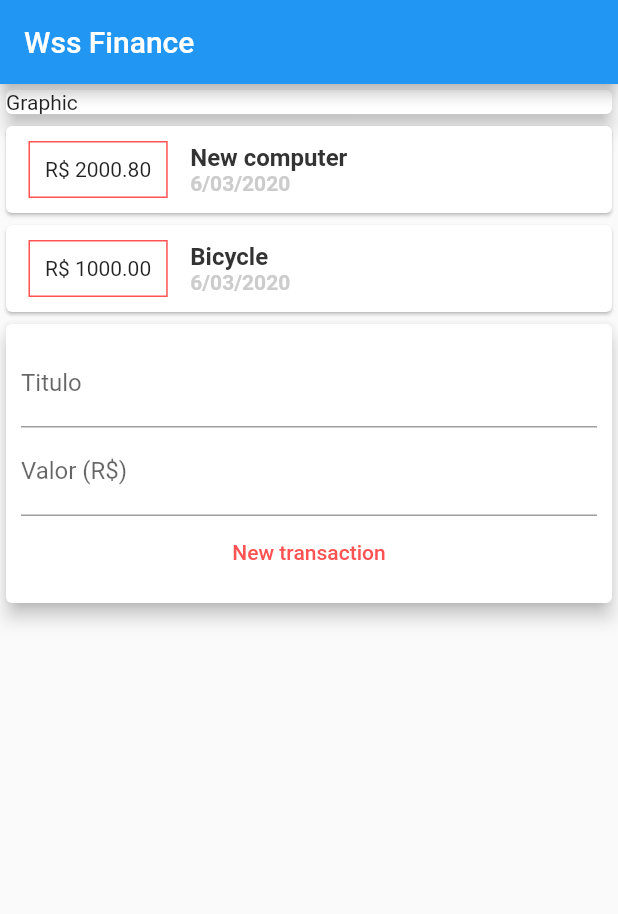
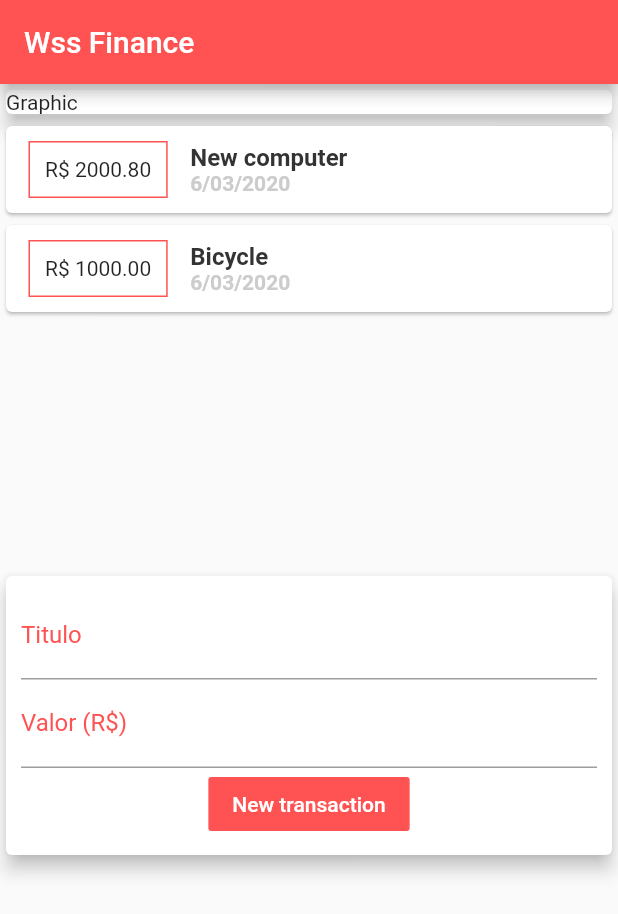
Before and after one commit to wendelsodres/flutter_wss_finance, a Flutter app: the screen it shows after launch, after a tap on "New transaction", on a phone screen of 412 x 824 dp. Shown: the top 914 px of the screen. Run offline on Flutter 3.47's test engine with Material 2 defaults, Android fonts, the phone set to English and light mode, and no system bars.

```diff
--- /dev/null
+++ b/lib/components/transaction_form.dart
@@ -0,0 +1,54 @@
+import 'package:flutter/material.dart';
+
+class TransactionForm extends StatelessWidget {
+  final titleController = TextEditingController();
+  final valueController = TextEditingController();
+
+  final void Function(String, double) onSubmit;
+
+  TransactionForm(this.onSubmit);
+
+  _submitForm() {
+    final title = titleController.text;
+    final value = double.tryParse(valueController.text) ?? 0.0;
+    if (title.isEmpty || value <= 0) {
+      return;
+    }
+    onSubmit(title, value);
+  }
+
+  @override
+  Widget build(BuildContext context) {
+    return Card(
+      elevation: 5,
+      child: Padding(
+        padding: const EdgeInsets.all(10),
+        child: Column(
+          children: <Widget>[
+            TextField(
+              controller: titleController,
+              onSubmitted: (_) => _submitForm(),
+              decoration: InputDecoration(
+                labelText: 'Titulo',
+              ),
+            ),
+            TextField(
+              controller: valueController,
+              keyboardType: TextInputType.numberWithOptions(decimal: true),
+              onSubmitted: (_) => _submitForm(),
+              decoration: InputDecoration(
+                labelText: 'Valor (R\$)',
+              ),
+            ),
+            FlatButton(
+              child: Text('New transaction'),
+              textColor: Colors.white,
+              color: Colors.redAccent,
+              onPressed: _submitForm,
+            ),
+          ],
+        ),
+      ),
+    );
+  }
+}
--- /dev/null
+++ b/lib/components/transaction_list.dart
@@ -0,0 +1,57 @@
+import 'package:flutter/material.dart';
+import '../models/transaction.dart';
+import 'package:intl/intl.dart';
+
+class TransactionList extends StatelessWidget {
+  final List<Transaction> transactions;
+
+  TransactionList(this.transactions);
+
+  @override
+  Widget build(BuildContext context) {
+    return Container(
+      height: 300,
+      child: ListView.builder(
+        itemCount: transactions.length,
+        itemBuilder: (context, index) {
+          final tr = transactions[index];
+          return Card(
+              child: Row(
+            children: <Widget>[
+              Container(
+                margin: EdgeInsets.symmetric(horizontal: 15, vertical: 10),
+                decoration: BoxDecoration(
+                  border: Border.all(
+                    color: Colors.redAccent,
+                    width: 1,
+                  ),
+                ),
+                padding: EdgeInsets.all(10),
+                child: Text('R\$ ${tr.value.toStringAsFixed(2)}'),
+              ),
+              Column(
+                crossAxisAlignment: CrossAxisAlignment.start,
+                children: <Widget>[
+                  Text(
+                    tr.title,
+                    style: TextStyle(
+                        fontSize: 16,
+                        fontWeight: FontWeight.bold,
+                        color: Color(0xFF333333)),
+                  ),
+                  Text(
+                    DateFormat('d/MM/y').format(tr.date),
+                    style: TextStyle(
+                      fontWeight: FontWeight.bold,
+                      color: Color(0xFFCCCCCC),
+                    ),
+                  ),
+                ],
+              )
+            ],
+          ));
+        },
+      ),
+    );
+  }
+}
--- /dev/null
+++ b/lib/components/transaction_user.dart
@@ -0,0 +1,51 @@
+import 'dart:math';
+
+import 'package:flutter/material.dart';
+import 'transaction_form.dart';
+import 'transaction_list.dart';
+import '../models/transaction.dart';
+
+class TransactionUser extends StatefulWidget {
+  @override
+  _TransactionUserState createState() => _TransactionUserState();
+}
+
+class _TransactionUserState extends State<TransactionUser> {
+  final _transactions = [
+    Transaction(
+      id: 't1',
+      title: 'New computer',
+      value: 2000.80,
+      date: DateTime.now(),
+    ),
+    Transaction(
+      id: 't2',
+      title: 'Bicycle',
+      value: 1000.00,
+      date: DateTime.now(),
+    )
+  ];
+
+  _addTransaction(String title, double value) {
+    final newTransaction = Transaction(
+      id: Random().nextDouble().toString(),
+      title: title,
+      value: value,
+      date: DateTime.now(),
+    );
+
+    setState(() {
+      _transactions.add(newTransaction);
+    });
+  }
+
+  @override
+  Widget build(BuildContext context) {
+    return Column(
+      children: <Widget>[
+        TransactionList(_transactions),
+        TransactionForm(_addTransaction),
+      ],
+    );
+  }
+}
--- a/lib/main.dart
+++ b/lib/main.dart
@@ -1,6 +1,5 @@
 import 'package:flutter/material.dart';
-import './models/transaction.dart';
-import 'package:intl/intl.dart';
+import 'components/transaction_user.dart';
 
 void main() => runApp(WssFinance());
 
@@ -8,6 +7,8 @@ class WssFinance extends StatelessWidget {
   @override
   Widget build(BuildContext context) {
     return MaterialApp(
+      theme: ThemeData(
+          primaryColor: Colors.redAccent, hintColor: Colors.redAccent),
       debugShowCheckedModeBanner: false,
       home: HomePage(),
     );
@@ -15,28 +16,15 @@ class WssFinance extends StatelessWidget {
 }
 
 class HomePage extends StatelessWidget {
-  final _transactions = [
-    Transaction(
-      id: 't1',
-      title: 'New computer',
-      value: 2000.80,
-      date: DateTime.now(),
-    ),
-    Transaction(
-      id: 't2',
-      title: 'Bicycle',
-      value: 1000.00,
-      date: DateTime.now(),
-    )
-  ];
-
   @override
   Widget build(BuildContext context) {
     return Scaffold(
         appBar: AppBar(
           title: Text('Wss Finance'),
+          backgroundColor: Colors.redAccent,
         ),
-        body: Column(
+        body: SingleChildScrollView(
+          child: Column(
             crossAxisAlignment: CrossAxisAlignment.stretch,
             children: <Widget>[
               Container(
@@ -46,72 +34,9 @@ class HomePage extends StatelessWidget {
                   elevation: 5,
                 ),
               ),
-            Column(
-              children: _transactions.map((tr) {
-                return Card(
-                    child: Row(
-                  children: <Widget>[
-                    Container(
-                      margin:
-                          EdgeInsets.symmetric(horizontal: 15, vertical: 10),
-                      decoration: BoxDecoration(
-                        border: Border.all(
-                          color: Colors.redAccent,
-                          width: 1,
-                        ),
-                      ),
-                      padding: EdgeInsets.all(10),
-                      child: Text('R\$ ${tr.value.toStringAsFixed(2)}'),
-                    ),
-                    Column(
-                      crossAxisAlignment: CrossAxisAlignment.start,
-                      children: <Widget>[
-                        Text(
-                          tr.title,
-                          style: TextStyle(
-                              fontSize: 16,
-                              fontWeight: FontWeight.bold,
-                              color: Color(0xFF333333)),
-                        ),
-                        Text(
-                          DateFormat('d/MM/y').format(tr.date),
-                          style: TextStyle(
-                            fontWeight: FontWeight.bold,
-                            color: Color(0xFFCCCCCC),
-                          ),
-                        ),
-                      ],
-                    )
-                  ],
-                ));
-              }).toList(),
-            ),
-            Card(
-              elevation: 5,
-              child: Padding(
-                padding: const EdgeInsets.all(10),
-                child: Column(
-                  children: <Widget>[
-                    TextField(
-                      decoration: InputDecoration(
-                        labelText: 'Titulo',
-                      ),
-                    ),
-                    TextField(
-                      decoration: InputDecoration(
-                        labelText: 'Valor (R\$)',
-                      ),
-                    ),
-                    FlatButton(
-                      child: Text('New transaction'),
-                      textColor: Colors.redAccent,
-                      onPressed: (){},
-                    )
+              TransactionUser(),
             ],
           ),
-              ),
-            ),
-          ],
         ));
   }
 }
```
Lines whose indentation alone changed are shown as unchanged.
